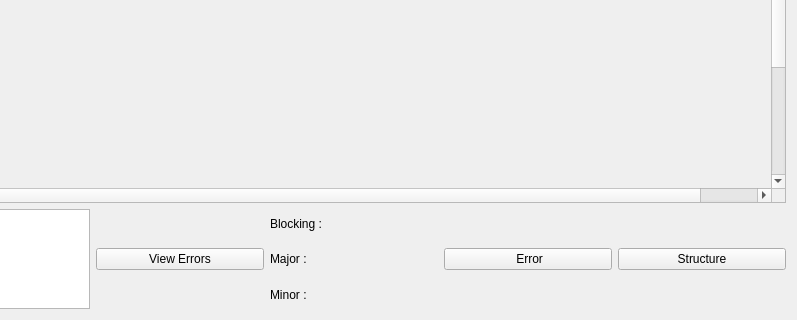
Before: the Qt Designer form namalysator/w_structview.ui in phungthomas/Namalysator, drawn with Qt 5; both pictures show x 421 to 1218 and y 557 to 877 of the 1218 by 877 pixel window.
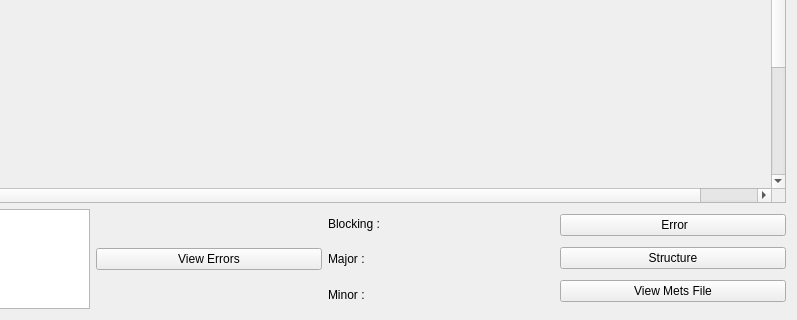
After: the same form once the commit is applied.

```diff
--- a/namalysator/w_structview.ui
+++ b/namalysator/w_structview.ui
@@ -387,6 +387,8 @@
       </layout>
      </item>
      <item>
+      <layout class="QVBoxLayout" name="verticalLayout_5">
+       <item>
       <widget class="QPushButton" name="btnError">
        <property name="text">
         <string> Error</string>
@@ -399,6 +401,15 @@
         <string>Structure</string>
        </property>
       </widget>
+       </item>
+       <item>
+        <widget class="QPushButton" name="btnViewMets">
+         <property name="text">
+          <string>View Mets File</string>
+         </property>
+        </widget>
+       </item>
+      </layout>
      </item>
     </layout>
    </item>
```
Left out of the diff: 1 changed line with no effect on the pictures. Lines whose indentation alone changed are shown as unchanged.
